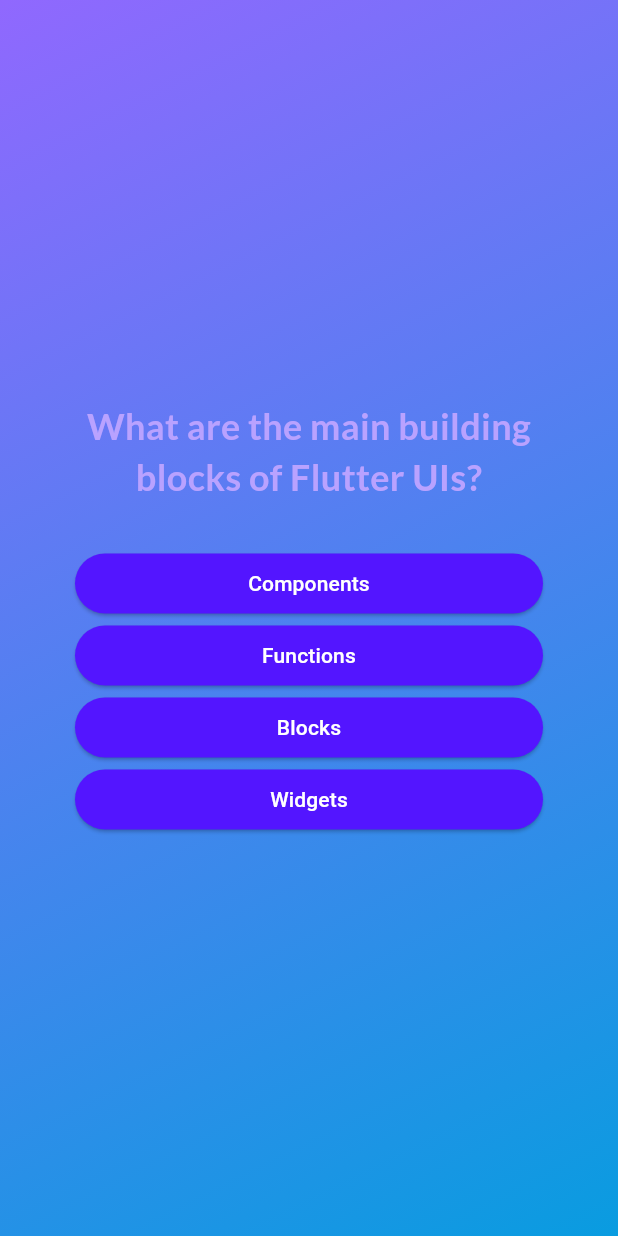
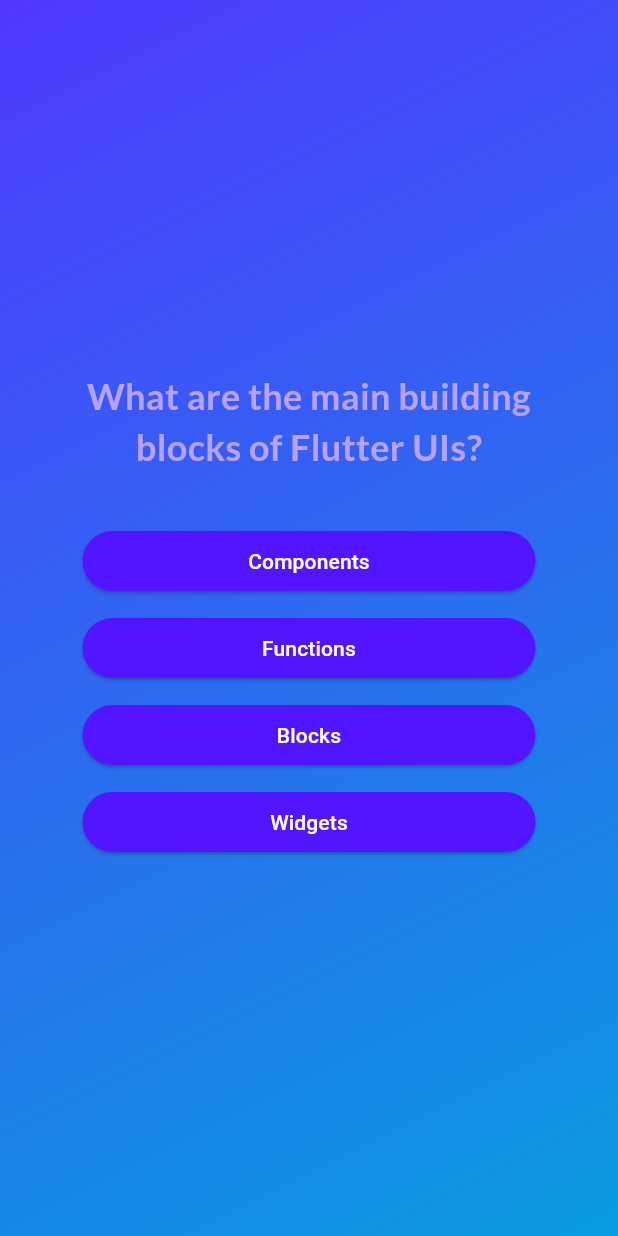
Before and after one commit to AytanGurbanova/flutter-quiz-app, a Flutter app: the screen it shows after launch, after a tap on "Start Quiz", on a phone screen of 412 x 824 dp. Run offline on Flutter 3.47's test engine with Material 3 defaults, Android fonts, the phone set to English and light mode, and no system bars; our stand-ins replace google_fonts.

Commit message:
fixed padding settings

```diff
--- a/lib/answer_button.dart
+++ b/lib/answer_button.dart
@@ -11,15 +11,20 @@ class AnswerButton extends StatelessWidget {
   final void Function() onTap;
   @override
   Widget build(BuildContext context) {
-    return ElevatedButton(
+    return Padding(
+      padding: const EdgeInsets.all(5.0),
+      child: ElevatedButton(
         onPressed: onTap,
         style: ElevatedButton.styleFrom(
           padding: EdgeInsets.symmetric(vertical: 10, horizontal: 40),
           backgroundColor: const Color.fromARGB(255, 83, 21, 255),
           foregroundColor: Colors.white,
-        shape: RoundedRectangleBorder(borderRadius: BorderRadius.circular(40)),
+          shape: RoundedRectangleBorder(
+            borderRadius: BorderRadius.circular(40),
+          ),
         ),
         child: Text(answerText, textAlign: TextAlign.center),
+      ),
     );
   }
 }
--- a/lib/quiz.dart
+++ b/lib/quiz.dart
@@ -61,7 +61,7 @@ class _QuizState extends State<Quiz> {
           decoration: BoxDecoration(
             gradient: LinearGradient(
               colors: [
-                const Color.fromARGB(255, 144, 104, 254),
+                const Color.fromARGB(255, 80, 57, 255),
                 const Color.fromARGB(255, 9, 156, 224),
               ],
               begin: Alignment.topLeft,
```
Lines whose indentation alone changed are shown as unchanged.
